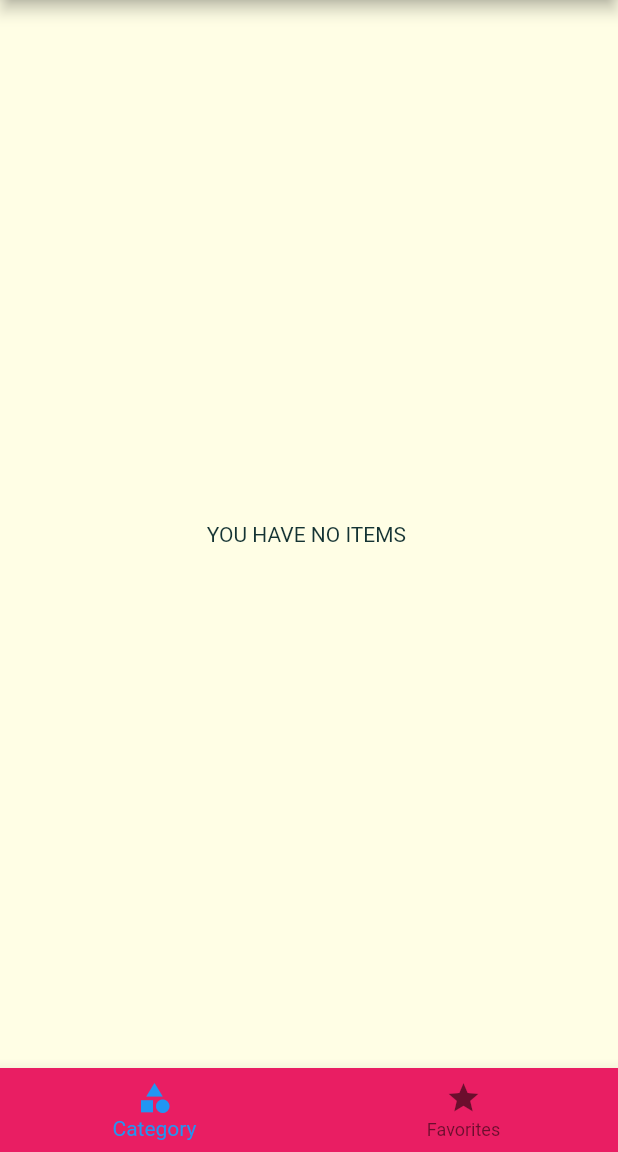
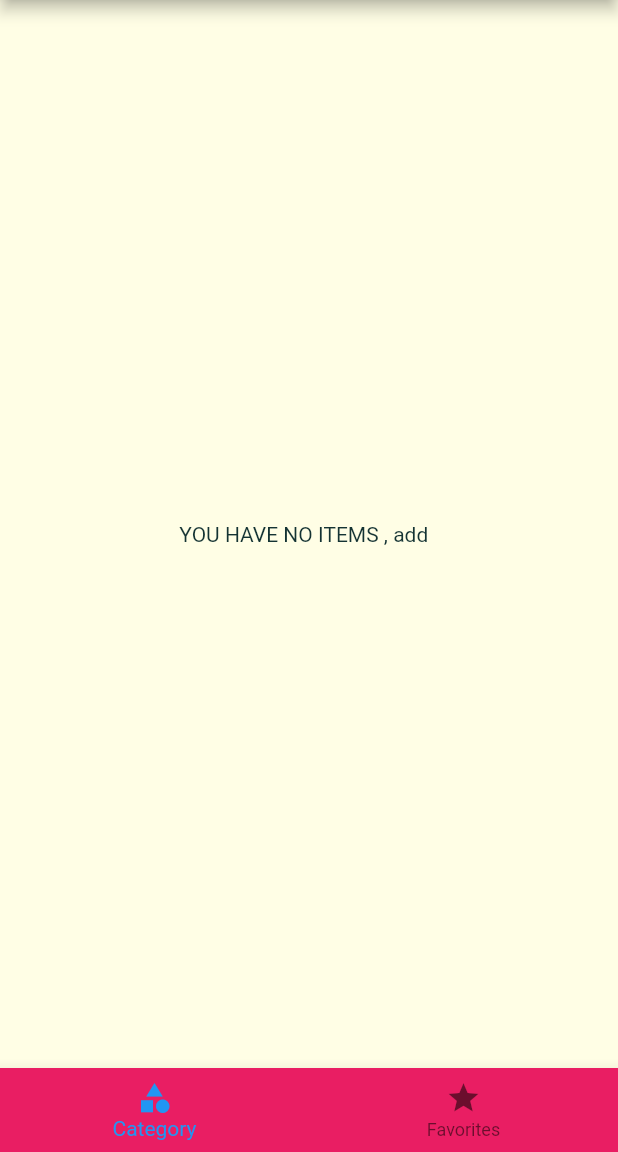
Before and after one commit to Musab-Al-omari/app-Meals-Flutter, a Flutter app: the screen it shows after launch, item 2 of the bottom bar chosen, on a phone screen of 412 x 824 dp, the part 84-1236 px from its top. Run offline on Flutter 3.47's test engine with Material 2 defaults, Android fonts, the phone set to English and light mode, and no system bars; Roboto replaces fonts that are missing (Raleway).

```diff
--- a/lib/main.dart
+++ b/lib/main.dart
@@ -28,6 +28,7 @@ class _MyAppState extends State<MyApp> {
 
   List<Meal> _avalibleMeal = DUMMY_MEALS;
   void _setFilter(Map<String, bool> filterData) {
+    _avalibleMeal = DUMMY_MEALS;
     setState(() {
       _filter = filterData;
       _avalibleMeal = _avalibleMeal.where((meal) {
--- a/lib/screen/favorites.dart
+++ b/lib/screen/favorites.dart
@@ -3,6 +3,6 @@ import 'package:flutter/material.dart';
 class Favorite extends StatelessWidget {
   @override
   Widget build(BuildContext context) {
-    return Center(child: Text('YOU HAVE NO ITEMS '));
+    return Center(child: Text('YOU HAVE NO ITEMS , add  '));
   }
 }
```
Also changed, not shown: assets/images/Screenshot_1630806606.png (added), assets/images/Screenshot_1630874755.png (added), assets/images/Screenshot_1630874758.png (added), assets/images/Screenshot_1630874762.png (added), assets/images/Screenshot_1630874768.png (added), assets/images/Screenshot_1630874794.png (added), assets/images/Screenshot_1630874799.png (added), assets/images/Screenshot_1630874804.png (added), assets/images/Screenshot_1630874810.png (added), assets/images/Screenshot_1630874815.png (added), assets/images/Screenshot_1630874818.png (added), assets/images/Screenshot_1630874826.png (added), 1 other file.
